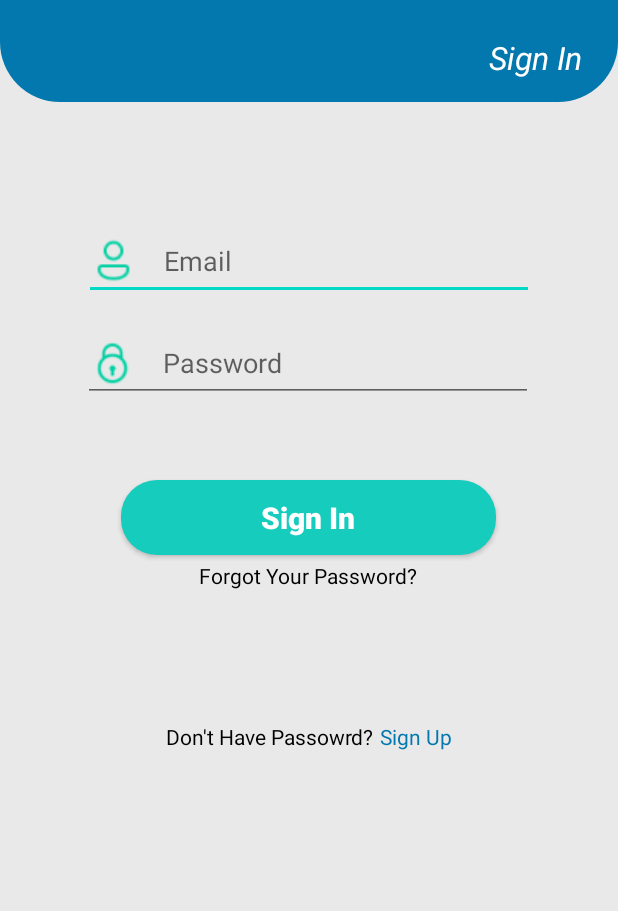
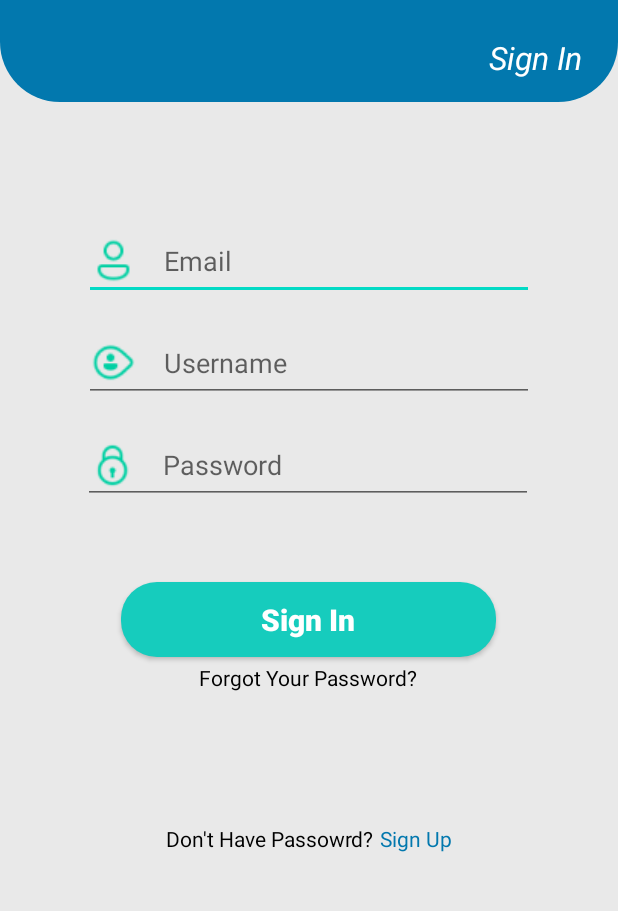
Before and after one commit to daveradin753/BerAgenda, an Android app: the screen it shows after launch (SignInSignUpActivity), on a phone screen of 412 x 824 dp, the part 198-1109 px from its top. Run offline under Robolectric (Android 15) with nearby library versions, the phone set to English and light mode, and no system bars; our stand-ins replace Firebase (no records; nobody signed in at launch, a user with empty details on screens opened directly); 1 statement that could not run was skipped.

Commit message:
signin xml update

```diff
--- a/app/src/main/res/layout/fragment_sign_in.xml
+++ b/app/src/main/res/layout/fragment_sign_in.xml
@@ -56,6 +56,19 @@
             app:layout_constraintTop_toBottomOf="@+id/imageView3" />
 
         <EditText
+            android:id="@+id/etSigninUsernameUser"
+            android:layout_width="300dp"
+            android:layout_height="wrap_content"
+            android:layout_marginTop="16dp"
+            android:drawableStart="@drawable/icons8_username_48px"
+            android:drawablePadding="18dp"
+            android:inputType="text"
+            android:hint="Username"
+            app:layout_constraintEnd_toEndOf="parent"
+            app:layout_constraintStart_toStartOf="parent"
+            app:layout_constraintTop_toBottomOf="@+id/etSigninEmailUser" />
+
+        <EditText
             android:id="@+id/etSigninPasswordUser"
             android:layout_width="300dp"
             android:layout_height="wrap_content"
@@ -67,7 +80,7 @@
             app:layout_constraintEnd_toEndOf="parent"
             app:layout_constraintHorizontal_bias="0.495"
             app:layout_constraintStart_toStartOf="parent"
-            app:layout_constraintTop_toBottomOf="@+id/etSigninEmailUser" />
+            app:layout_constraintTop_toBottomOf="@+id/etSigninUsernameUser" />
 
         <androidx.appcompat.widget.AppCompatButton
             android:id="@+id/btnSignIn"
```
Also changed, not shown: app/src/main/res/drawable-v24/icons8_username_48px.png (added).
